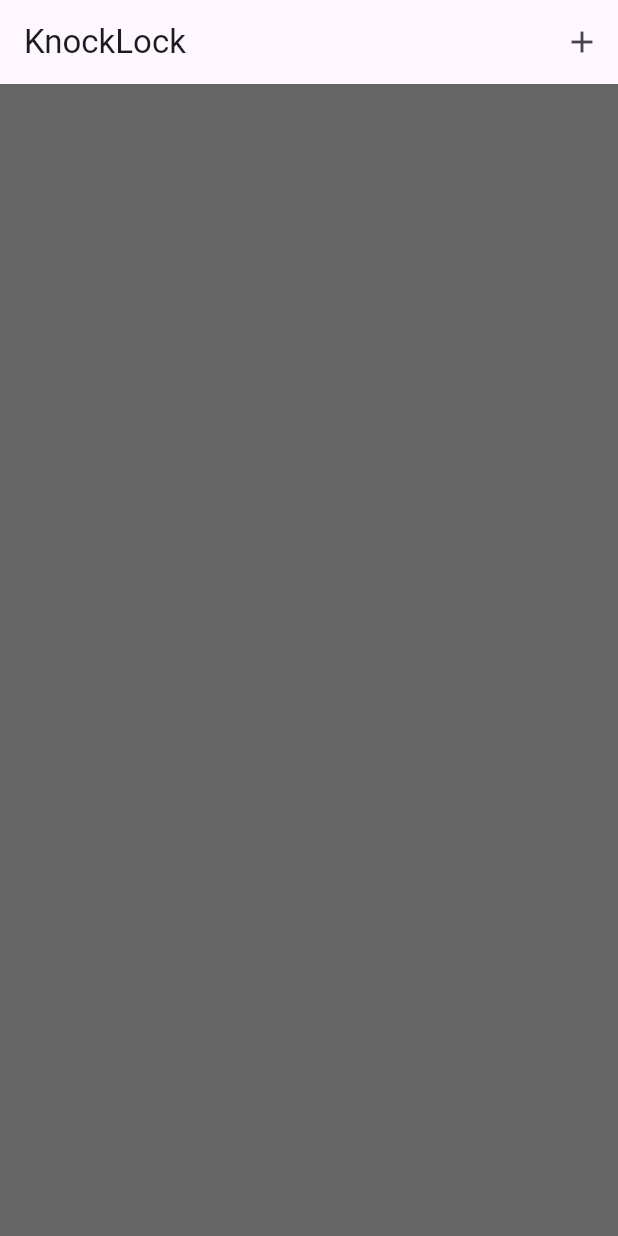
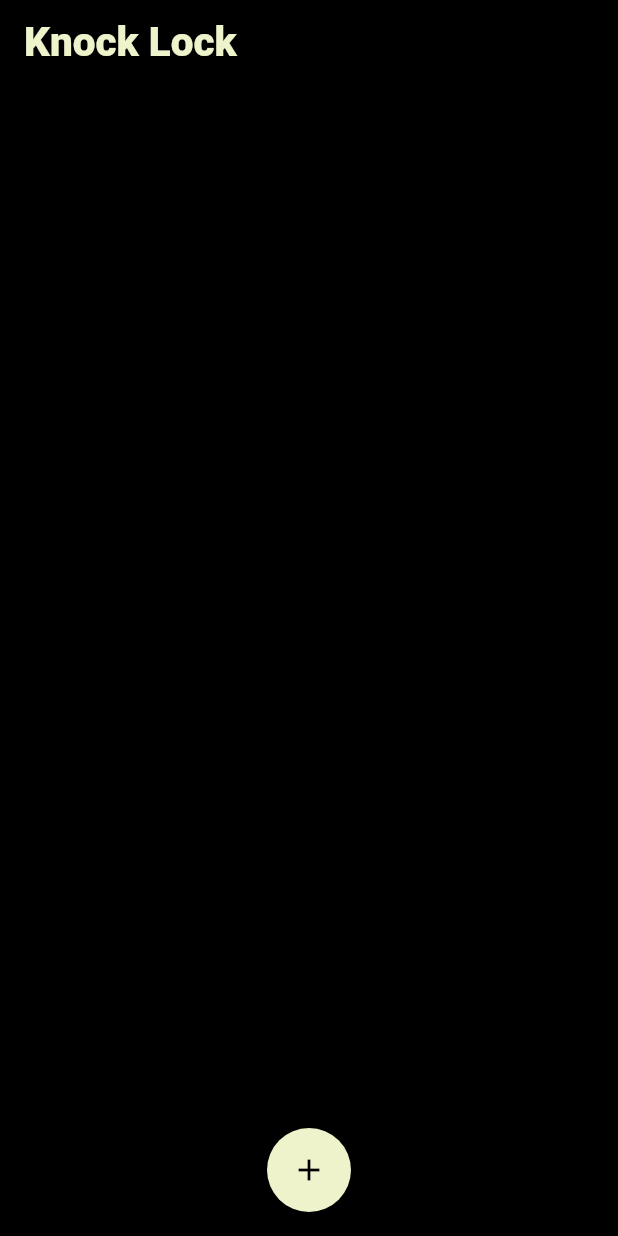
Before and after one commit to AlexGoodD/knocklock, a Flutter app: the screen it shows after launch, on a phone screen of 412 x 824 dp. Run offline on Flutter 3.47's test engine with Material 3 defaults, Android fonts, the phone set to English and light mode, and no system bars.

Commit message:
Diseño actualizado base, falta mejorar diseño de alertas desbloqueo/falla. Falta funcionalidades de conexión por bluetooh, bloqueo por falla de intentos, cambio de nombre/ip, validaciones

```diff
--- a/lib/colors.dart
+++ b/lib/colors.dart
@@ -1,13 +1,25 @@
 import 'package:flutter/material.dart';
 
 class AppColors {
-  static const Color background = Color(0xFF656565);
+  static const Color background = Color(0xFF000000);
+  static const Color backgroundDetail = Color(0xFFEEF3CB);
   static const Color primaryText = Color(0xFFEEF3CB);
   static const Color secondaryText = Colors.black;
-  static const Color buttonBackground = Colors.blue;
+  static const Color buttonBackground = Color(0xFFEEF3CB);
+  static const Color backgroundLockItem = Colors.black;
+  static const Color text1LockItem = Color(0xFFEEF3CB);
+  static const Color text2LockItem = Color(0xFF8A8A8A);
+  static const Color confirmTextButton = Colors.black;
+  static const Color confirmBackgroundButton = Color(0xFFEEF3CB);
+  static const Color cancelTextButton = Colors.black;
 }
 
 class AppTextStyles {
-  static const TextStyle primaryTextStyle = TextStyle(color: AppColors.primaryText);
-  static const TextStyle secondaryTextStyle = TextStyle(color: AppColors.secondaryText);
+  static const TextStyle appBarTextStyle = TextStyle(color: AppColors.primaryText, fontFamily: 'Roboto', fontWeight: FontWeight.w900, fontSize: 27);
+  static const TextStyle appBarSecondaryTextStyle = TextStyle(color: AppColors.secondaryText, fontFamily: 'Roboto', fontWeight: FontWeight.w900, fontSize: 27);
+  static const TextStyle dialogTitleTextStyle = TextStyle(color: AppColors.secondaryText, fontFamily: 'Roboto', fontWeight: FontWeight.w900, fontSize: 25);
+  static const TextStyle dialogLabelTextStyle = TextStyle(color: AppColors.secondaryText, fontFamily: 'Roboto', fontWeight: FontWeight.w900, fontSize: 18);
+  static const TextStyle dialogInputTextStyle = TextStyle(color: AppColors.secondaryText, fontFamily: 'Roboto', fontWeight: FontWeight.w900, fontSize: 15);
+  static const TextStyle primaryTextStyle = TextStyle(color: AppColors.primaryText, fontFamily: 'Roboto',);
+  static const TextStyle secondaryTextStyle = TextStyle(color: AppColors.secondaryText, fontFamily: 'Roboto',);
 }
--- a/lib/imports.dart
+++ b/lib/imports.dart
@@ -15,3 +15,7 @@
 
 //Services
 export 'package:knocklock_flutter/services/websocket_service.dart';
+
+//Widgets
+export 'package:knocklock_flutter/widgets/lock_item.dart';
+export 'package:knocklock_flutter/widgets/create_dialog.dart';
--- a/lib/main.dart
+++ b/lib/main.dart
@@ -4,6 +4,7 @@
   runApp(MaterialApp(
     home: LockListScreen(),
     theme: ThemeData(
+      fontFamily: 'Roboto',
       scaffoldBackgroundColor: AppColors.background,
       textTheme: TextTheme(
         bodyLarge: AppTextStyles.primaryTextStyle,
@@ -14,6 +15,8 @@
 }
 
 class LockListScreen extends StatefulWidget {
+  const LockListScreen({super.key});
+
   @override
   State<LockListScreen> createState() => _LockListScreenState();
 }
@@ -35,7 +38,7 @@
 
       nameController.clear();
       ipController.clear();
-      Navigator.of(context).pop(); // Close the dialog
+      Navigator.of(context).pop();
     }
   }
 
@@ -43,36 +46,10 @@
     showDialog(
       context: context,
       builder: (BuildContext context) {
-        return AlertDialog(
-          title: Text("Agregar Candado"),
-          content: Column(
-            mainAxisSize: MainAxisSize.min,
-            children: [
-              TextField(
-                controller: nameController,
-                decoration: InputDecoration(labelText: "Nombre del Candado"),
-                  style: AppTextStyles.secondaryTextStyle
-              ),
-              TextField(
-                controller: ipController,
-                decoration: InputDecoration(labelText: "IP del Candado"),
-                  style: AppTextStyles.secondaryTextStyle
-
-              ),
-            ],
-          ),
-          actions: [
-            TextButton(
-              onPressed: () {
-                Navigator.of(context).pop();
-              },
-              child: Text("Cancelar"),
-            ),
-            ElevatedButton(
-              onPressed: addLock,
-              child: Text("Agregar"),
-            ),
-          ],
+        return CreateDialog(
+          nameController: nameController,
+          ipController: ipController,
+          onAdd: addLock,
         );
       },
     );
@@ -91,13 +68,9 @@
   Widget build(BuildContext context) {
     return Scaffold(
       appBar: AppBar(
-        title: Text("KnockLock"),
-        actions: [
-          IconButton(
-            icon: Icon(Icons.add),
-            onPressed: showAddLockDialog,
-          ),
-        ],
+        title: Text("Knock Lock", style: AppTextStyles.appBarTextStyle),
+        backgroundColor: Colors.transparent,
+        elevation: 0,
       ),
       body: Column(
         children: [
@@ -106,16 +79,43 @@
               itemCount: locks.length,
               itemBuilder: (context, index) {
                 final lock = locks[index];
-                return ListTile(
-                  title: Text(lock.name),
-                  subtitle: Text(lock.ip),
-                  onTap: () => navigateToDetail(lock),
-                );
+                return LockItem(name: lock.name, ip: lock.ip, lock: lock);
               },
             ),
           ),
         ],
       ),
+      floatingActionButton: Align(
+        alignment: Alignment.bottomCenter,
+        child: FloatingActionButton(
+          onPressed: showAddLockDialog,
+          shape: RoundedRectangleBorder(
+            borderRadius: BorderRadius.circular(50.0),
+          ),
+          backgroundColor: AppColors.buttonBackground,
+          foregroundColor: Colors.black,
+          child: Icon(Icons.add),
+        ),
+      ),
+      floatingActionButtonLocation: FloatingActionButtonLocation.centerFloat,
     );
   }
 }
+
+class LockDetailScreen extends StatelessWidget {
+  final Lock lock;
+
+  const LockDetailScreen({super.key, required this.lock});
+
+  @override
+  Widget build(BuildContext context) {
+    return Scaffold(
+      appBar: AppBar(
+        title: Text(lock.name),
+      ),
+      body: Center(
+        child: Text('IP: ${lock.ip}'),
+      ),
+    );
+  }
+}
--- a/pubspec.yaml
+++ b/pubspec.yaml
@@ -75,7 +75,11 @@
   # "family" key with the font family name, and a "fonts" key with a
   # list giving the asset and other descriptors for the font. For
   # example:
-  # fonts:
+  fonts:
+    - family: Roboto
+      fonts:
+        - asset: assets/fonts/Roboto-Italic.ttf
+        - asset: assets/fonts/Roboto.ttf
   #   - family: Schyler
   #     fonts:
   #       - asset: fonts/Schyler-Regular.ttf
```
Also changed, not shown: lib/screens/lock_detail_screen.dart (+25 -17 lines), lib/widgets/create_dialog.dart (added, +58 -0 lines), lib/widgets/lock_item.dart (+70 -0 lines).
